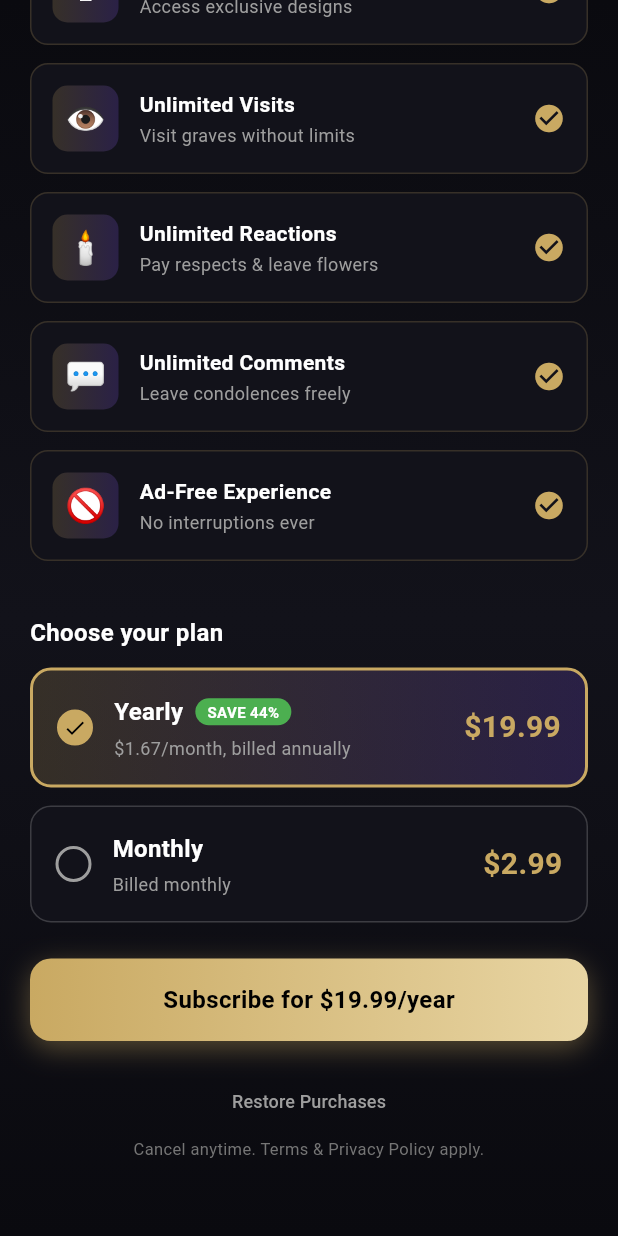
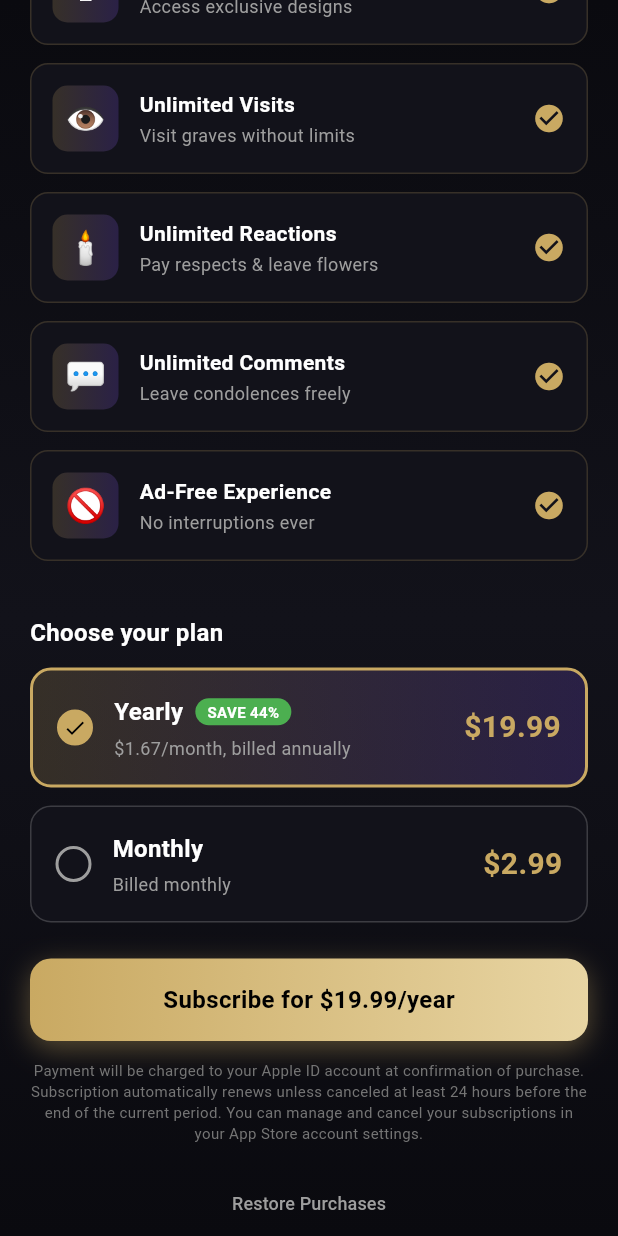
Before and after one commit to catduel/bury_it, a Flutter app: the PremiumScreen screen opened directly, scrolled down 434 dp, on a phone screen of 412 x 824 dp. Run offline on Flutter 3.47's test engine with Material 3 defaults, Android fonts, the phone set to English and light mode, and no system bars; drawn by our look-alikes of flutter_animate; our stand-ins replace in_app_purchase, supabase_flutter; accounts and stored records are empty; Roboto replaces fonts that are missing (SF Pro Display).

Commit message:
Add Terms and Privacy links in app

```diff
--- a/lib/screens/premium_screen.dart
+++ b/lib/screens/premium_screen.dart
@@ -1,5 +1,6 @@
 import 'package:flutter/material.dart';
 import 'package:flutter_animate/flutter_animate.dart';
+import 'package:url_launcher/url_launcher.dart';
 import '../services/supabase_service.dart';
 import '../services/purchase_service.dart';
 
@@ -13,6 +14,9 @@ class PremiumScreen extends StatefulWidget {
 class _PremiumScreenState extends State<PremiumScreen> {
   String _selectedPlan = 'yearly';
   bool _isLoading = false;
+
+  static const String _termsUrl = 'https://www.apple.com/legal/internet-services/itunes/dev/stdeula/';
+  static const String _privacyUrl = 'https://github.com/catduel/bury_it/blob/master/privacy-policy.md';
 
   @override
   void initState() {
@@ -77,6 +81,13 @@ class _PremiumScreenState extends State<PremiumScreen> {
           backgroundColor: SupabaseService.isPremium ? Colors.green : Colors.grey,
         ),
       );
+    }
+  }
+
+  Future<void> _openUrl(String url) async {
+    final uri = Uri.parse(url);
+    if (await canLaunchUrl(uri)) {
+      await launchUrl(uri, mode: LaunchMode.externalApplication);
     }
   }
 
@@ -278,6 +289,17 @@ class _PremiumScreenState extends State<PremiumScreen> {
                     ),
                   ).animate().fadeIn(delay: 600.ms),
 
+                  const SizedBox(height: 12),
+
+                  // Subscription Info
+                  Text(
+                    'Payment will be charged to your Apple ID account at confirmation of purchase. '
+                    'Subscription automatically renews unless canceled at least 24 hours before the end of the current period. '
+                    'You can manage and cancel your subscriptions in your App Store account settings.',
+                    style: TextStyle(color: Colors.grey[600], fontSize: 10),
+                    textAlign: TextAlign.center,
+                  ),
+
                   const SizedBox(height: 16),
 
                   // Restore
@@ -289,10 +311,36 @@ class _PremiumScreenState extends State<PremiumScreen> {
                     ),
                   ),
 
-                  Text(
-                    'Cancel anytime. Terms & Privacy Policy apply.',
-                    style: TextStyle(color: Colors.grey[600], fontSize: 11),
-                    textAlign: TextAlign.center,
+                  const SizedBox(height: 8),
+
+                  // Terms and Privacy Links - REQUIRED BY APPLE
+                  Row(
+                    mainAxisAlignment: MainAxisAlignment.center,
+                    children: [
+                      GestureDetector(
+                        onTap: () => _openUrl(_termsUrl),
+                        child: const Text(
+                          'Terms of Use',
+                          style: TextStyle(
+                            color: Color(0xFF8B5CF6),
+                            fontSize: 12,
+                            decoration: TextDecoration.underline,
+                          ),
+                        ),
+                      ),
+                      const SizedBox(width: 20),
+                      GestureDetector(
+                        onTap: () => _openUrl(_privacyUrl),
+                        child: const Text(
+                          'Privacy Policy',
+                          style: TextStyle(
+                            color: Color(0xFF8B5CF6),
+                            fontSize: 12,
+                            decoration: TextDecoration.underline,
+                          ),
+                        ),
+                      ),
+                    ],
                   ),
                 ],
 
--- a/pubspec.yaml
+++ b/pubspec.yaml
@@ -1,7 +1,7 @@
 name: bury_it
 description: "Digital Graveyard - Bury your past"
 publish_to: 'none'
-version: 1.0.0+6
+version: 1.0.0+7
 
 environment:
   sdk: ^3.8.0
@@ -14,6 +14,7 @@ dependencies:
   flutter_animate: ^4.5.2
   uuid: ^4.5.1
   in_app_purchase: ^3.2.0
+  url_launcher: ^6.2.5
 
 dev_dependencies:
   flutter_test:
```
Also changed, not shown: pubspec.lock.
